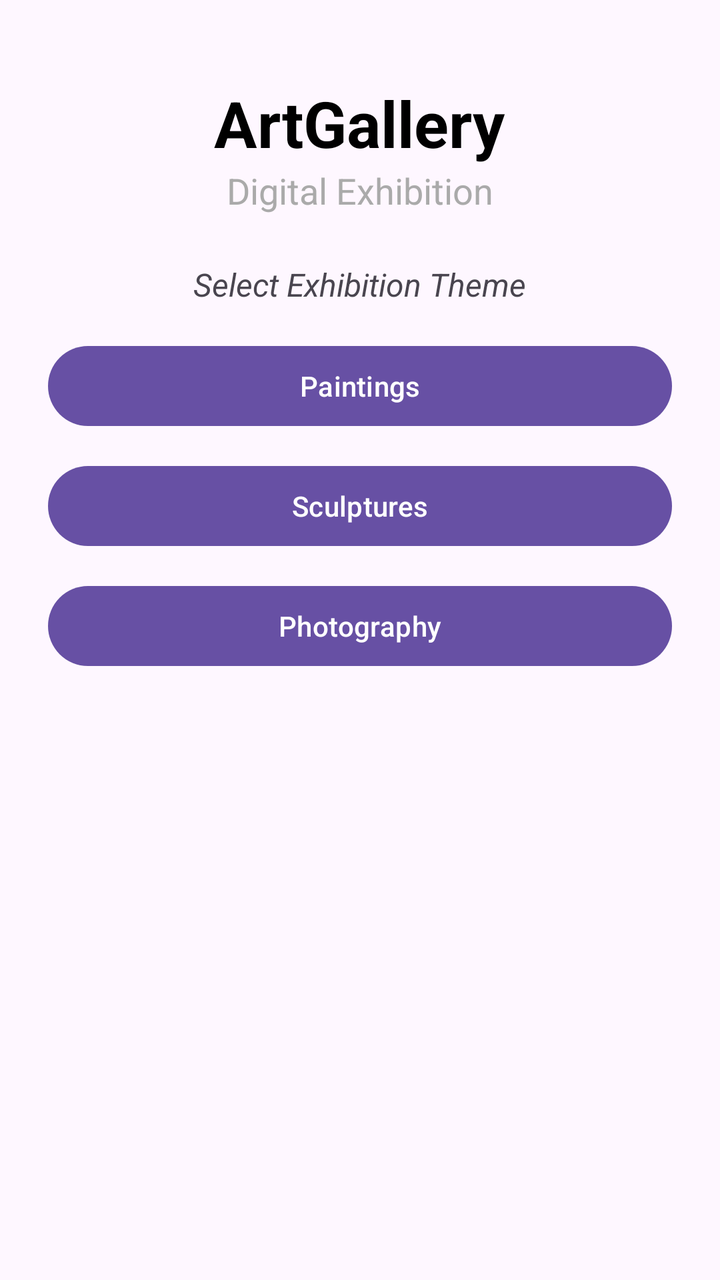
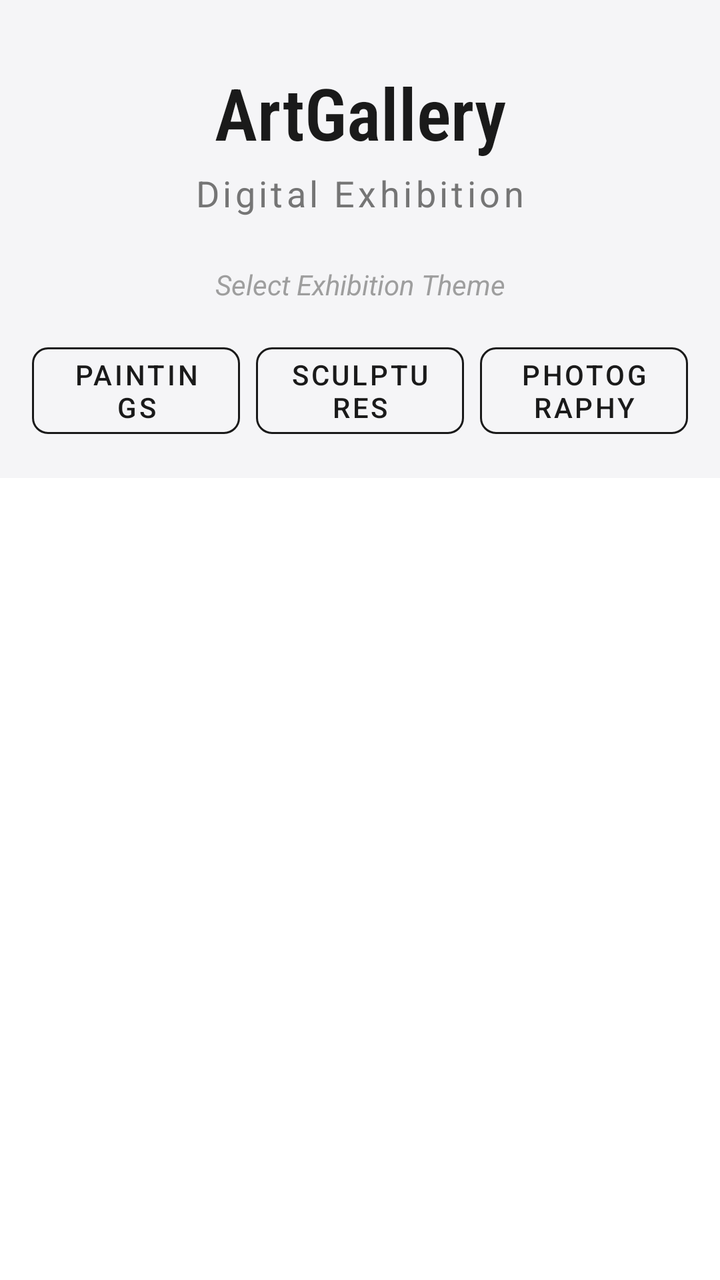

The first picture is an Android layout as it rendered before a commit; the second is the same layout after the commit. The layout source and the unified diff follow.
<!-- AndroidManifest.xml: application theme Theme.ArtGallery -->
<!-- res/layout/activity_main.xml -->
<?xml version="1.0" encoding="utf-8"?>
<LinearLayout xmlns:android="http://schemas.android.com/apk/res/android"
    xmlns:tools="http://schemas.android.com/tools"
    android:id="@+id/main"
    android:layout_width="match_parent"
    android:layout_height="match_parent"
    android:orientation="vertical"
    android:padding="24dp"
    android:gravity="center_horizontal"
    tools:context=".MainActivity">

    <TextView
        android:layout_width="wrap_content"
        android:layout_height="wrap_content"
        android:text="ArtGallery"
        android:textSize="32sp"
        android:textStyle="bold"
        android:textColor="@android:color/black"
        android:layout_marginTop="16dp" />

    <TextView
        android:layout_width="wrap_content"
        android:layout_height="wrap_content"
        android:text="Digital Exhibition"
        android:textSize="18sp"
        android:textColor="@android:color/darker_gray"
        android:layout_marginBottom="24dp" />

    <TextView
        android:layout_width="wrap_content"
        android:layout_height="wrap_content"
        android:text="Select Exhibition Theme"
        android:textSize="16sp"
        android:textStyle="italic"
        android:layout_marginBottom="16dp" />

    <Button
        android:id="@+id/btnPaintings"
        android:layout_width="match_parent"
        android:layout_height="wrap_content"
        android:text="Paintings"
        android:layout_marginBottom="12dp" />

    <Button
        android:id="@+id/btnSculptures"
        android:layout_width="match_parent"
        android:layout_height="wrap_content"
        android:text="Sculptures"
        android:layout_marginBottom="12dp" />

    <Button
        android:id="@+id/btnPhotography"
        android:layout_width="match_parent"
        android:layout_height="wrap_content"
        android:text="Photography"
        android:layout_marginBottom="24dp" />

    <FrameLayout
        android:id="@+id/fragmentContainer"
        android:layout_width="match_parent"
        android:layout_height="0dp"
        android:layout_weight="1" />

</LinearLayout>
<!-- resources referenced by this layout -->
<resources>
  <style name="Theme.ArtGallery" parent="Base.Theme.ArtGallery" />
  <style name="Base.Theme.ArtGallery" parent="Theme.Material3.DayNight.NoActionBar">
          
          
      </style>
</resources>

<!-- the commit's change to res/layout/activity_main.xml (unified diff, before → after) -->
@@ -1,64 +1,112 @@
 <?xml version="1.0" encoding="utf-8"?>
-<LinearLayout xmlns:android="http://schemas.android.com/apk/res/android"
+<androidx.constraintlayout.widget.ConstraintLayout xmlns:android="http://schemas.android.com/apk/res/android"
+    xmlns:app="http://schemas.android.com/apk/res-auto"
     xmlns:tools="http://schemas.android.com/tools"
     android:id="@+id/main"
     android:layout_width="match_parent"
     android:layout_height="match_parent"
-    android:orientation="vertical"
-    android:padding="24dp"
-    android:gravity="center_horizontal"
+    android:background="#F5F5F7"
     tools:context=".MainActivity">
 
     <TextView
+        android:id="@+id/tvTitle"
         android:layout_width="wrap_content"
         android:layout_height="wrap_content"
         android:text="ArtGallery"
-        android:textSize="32sp"
+        android:textSize="36sp"
         android:textStyle="bold"
-        android:textColor="@android:color/black"
-        android:layout_marginTop="16dp" />
+        android:textColor="#1A1A1A"
+        android:fontFamily="sans-serif-condensed-light"
+        android:layout_marginTop="32dp"
+        app:layout_constraintTop_toTopOf="parent"
+        app:layout_constraintStart_toStartOf="parent"
+        app:layout_constraintEnd_toEndOf="parent"/>
 
     <TextView
+        android:id="@+id/tvSubtitle"
         android:layout_width="wrap_content"
         android:layout_height="wrap_content"
         android:text="Digital Exhibition"
         android:textSize="18sp"
-        android:textColor="@android:color/darker_gray"
-        android:layout_marginBottom="24dp" />
+        android:textColor="#757575"
+        android:letterSpacing="0.1"
+        android:layout_marginTop="4dp"
+        app:layout_constraintTop_toBottomOf="@id/tvTitle"
+        app:layout_constraintStart_toStartOf="parent"
+        app:layout_constraintEnd_toEndOf="parent"/>
 
     <TextView
+        android:id="@+id/tvPrompt"
         android:layout_width="wrap_content"
         android:layout_height="wrap_content"
         android:text="Select Exhibition Theme"
-        android:textSize="16sp"
+        android:textSize="14sp"
         android:textStyle="italic"
-        android:layout_marginBottom="16dp" />
+        android:textColor="#9E9E9E"
+        android:layout_marginTop="24dp"
+        app:layout_constraintTop_toBottomOf="@id/tvSubtitle"
+        app:layout_constraintStart_toStartOf="parent"
+        app:layout_constraintEnd_toEndOf="parent"/>
 
-    <Button
-        android:id="@+id/btnPaintings"
+    <LinearLayout
+        android:id="@+id/buttonContainer"
         android:layout_width="match_parent"
         android:layout_height="wrap_content"
-        android:text="Paintings"
-        android:layout_marginBottom="12dp" />
+        android:orientation="horizontal"
+        android:weightSum="3"
+        android:paddingHorizontal="16dp"
+        android:layout_marginTop="16dp"
+        app:layout_constraintTop_toBottomOf="@id/tvPrompt"
+        app:layout_constraintStart_toStartOf="parent"
+        app:layout_constraintEnd_toEndOf="parent">
 
-    <Button
-        android:id="@+id/btnSculptures"
-        android:layout_width="match_parent"
-        android:layout_height="wrap_content"
-        android:text="Sculptures"
-        android:layout_marginBottom="12dp" />
+        <com.google.android.material.button.MaterialButton
+            android:id="@+id/btnPaintings"
+            style="@style/Widget.MaterialComponents.Button.OutlinedButton"
+            android:layout_width="0dp"
+            android:layout_height="wrap_content"
+            android:layout_weight="1"
+            android:layout_marginEnd="4dp"
+            android:text="Paintings"
+            android:textColor="#1A1A1A"
+            app:strokeColor="#1A1A1A"
+            app:cornerRadius="8dp"/>
 
-    <Button
-        android:id="@+id/btnPhotography"
-        android:layout_width="match_parent"
-        android:layout_height="wrap_content"
-        android:text="Photography"
-        android:layout_marginBottom="24dp" />
+        <com.google.android.material.button.MaterialButton
+            android:id="@+id/btnSculptures"
+            style="@style/Widget.MaterialComponents.Button.OutlinedButton"
+            android:layout_width="0dp"
+            android:layout_height="wrap_content"
+            android:layout_weight="1"
+            android:layout_marginHorizontal="4dp"
+            android:text="Sculptures"
+            android:textColor="#1A1A1A"
+            app:strokeColor="#1A1A1A"
+            app:cornerRadius="8dp"/>
+
+        <com.google.android.material.button.MaterialButton
+            android:id="@+id/btnPhotography"
+            style="@style/Widget.MaterialComponents.Button.OutlinedButton"
+            android:layout_width="0dp"
+            android:layout_height="wrap_content"
+            android:layout_weight="1"
+            android:layout_marginStart="4dp"
+            android:text="Photography"
+            android:textColor="#1A1A1A"
+            app:strokeColor="#1A1A1A"
+            app:cornerRadius="8dp"/>
+
+    </LinearLayout>
 
     <FrameLayout
         android:id="@+id/fragmentContainer"
         android:layout_width="match_parent"
         android:layout_height="0dp"
-        android:layout_weight="1" />
+        android:layout_marginTop="16dp"
+        android:background="@android:color/white"
+        app:layout_constraintTop_toBottomOf="@id/buttonContainer"
+        app:layout_constraintBottom_toBottomOf="parent"
+        app:layout_constraintStart_toStartOf="parent"
+        app:layout_constraintEnd_toEndOf="parent" />
 
-</LinearLayout>
+</androidx.constraintlayout.widget.ConstraintLayout>
